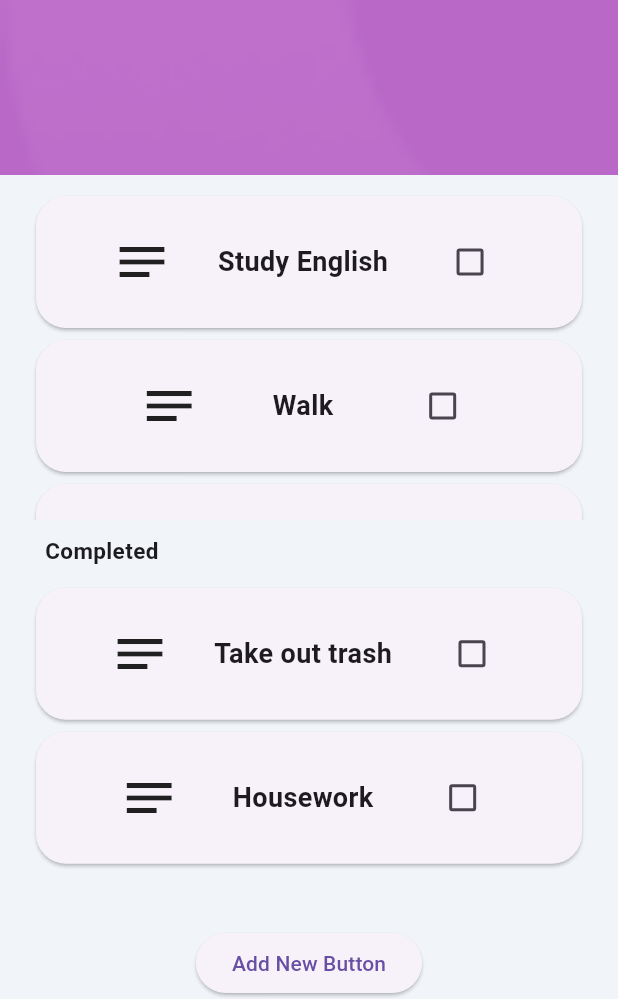
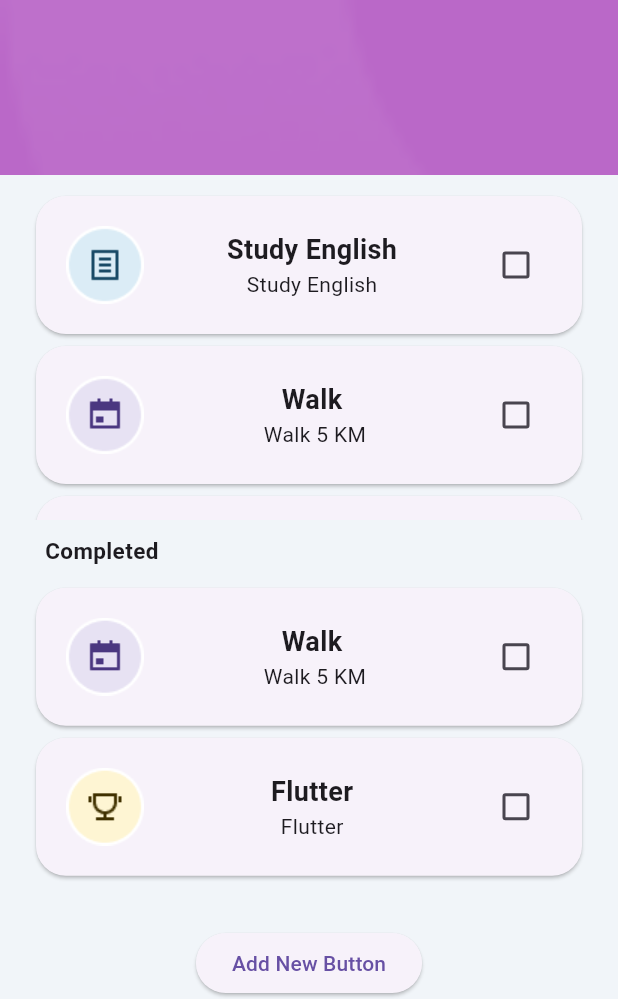
Before and after one commit to senadurgutt/todo_app, a Flutter app: the screen it shows after launch, on a phone screen of 412 x 824 dp, the part 237-1236 px from its top. Run offline on Flutter 3.47's test engine with Material 3 defaults, Android fonts, the phone set to English and light mode, and no system bars; our stand-ins replace hexcolor.

Commit message:
added descriptions and icons  with Models

```diff
--- /dev/null
+++ b/lib/constans/tasktype.dart
@@ -0,0 +1,6 @@
+enum TaskType {
+  // int değerlerin String değer tutması
+  note,
+  calendar,
+  contest
+}
--- /dev/null
+++ b/lib/model/task.dart
@@ -0,0 +1,14 @@
+import 'package:todo_app/constans/tasktype.dart';
+
+class Task {
+  Task({
+    required this.type,
+    required this.title,
+    required this.description,
+    required this.isCompleted,
+  });
+  final TaskType type;
+  final String title;
+  final String description;
+  final bool isCompleted;
+}
--- a/lib/screens/add_new_task.dart
+++ b/lib/screens/add_new_task.dart
@@ -1,5 +1,3 @@
-import 'dart:ffi';
-
 import 'package:flutter/material.dart';
 import 'package:hexcolor/hexcolor.dart';
 import 'package:todo_app/constans/color.dart';
--- a/lib/screens/home.dart
+++ b/lib/screens/home.dart
@@ -1,6 +1,8 @@
 import 'package:flutter/material.dart';
 import 'package:hexcolor/hexcolor.dart';
 import 'package:todo_app/constans/color.dart';
+import 'package:todo_app/constans/tasktype.dart';
+import 'package:todo_app/model/task.dart';
 import 'package:todo_app/screens/add_new_task.dart';
 import 'package:todo_app/todoitem.dart';
 
@@ -10,9 +12,46 @@ class HomeScreen extends StatefulWidget {
   @override
   State<HomeScreen> createState() => _HomeScreenState();
 }
+
 class _HomeScreenState extends State<HomeScreen> {
-  List<String> todo = ["Study English", "Walk", "Flutter"];
-  List<String> completed = ["Take out trash", "Housework"];
+  // List<String> todo = ["Study English", "Walk", "Flutter"];
+  // List<String> completed = ["Take out trash", "Housework"];
+
+  List<Task> todo = [
+    Task(
+      type: TaskType.note,
+      title: "Study English",
+      description: "Study English",
+      isCompleted: false,
+    ),
+    Task(
+      type: TaskType.calendar,
+      title: "Walk",
+      description: " Walk 5 KM",
+      isCompleted: true,
+    ),
+    Task(
+      type: TaskType.contest,
+      title: "Flutter",
+      description: "Flutter",
+      isCompleted: false,
+    ),
+  ];
+
+  List<Task> completed = [
+    Task(
+      type: TaskType.calendar,
+      title: "Walk",
+      description: " Walk 5 KM",
+      isCompleted: true,
+    ),
+    Task(
+      type: TaskType.contest,
+      title: "Flutter",
+      description: "Flutter",
+      isCompleted: false,
+    ),
+  ];
 
   @override
   Widget build(BuildContext context) {
@@ -72,7 +111,7 @@ class _HomeScreenState extends State<HomeScreen> {
                           true, //ListView.builderın kendine ait alanla sınırlı kalmasını sağlıyor
                       itemCount: todo.length,
                       itemBuilder: (context, index) {
-                        return TodoItem(title: todo[index]);
+                        return TodoItem(task: todo[index],);
                       },
                     ),
                   ),
@@ -100,17 +139,19 @@ class _HomeScreenState extends State<HomeScreen> {
                     primary: false,
                     itemCount: completed.length,
                     itemBuilder: (context, index) {
-                      return TodoItem(title: completed[index]);
+                      return TodoItem(task: completed[index]);
                     },
                   )),
                 ),
               ),
 
-              ElevatedButton(onPressed: () {
-                Navigator.of(context).push(
-                  MaterialPageRoute(builder: (context) => AddNewTask(), )
-                );
-              }, child: Text("Add New Button"))
+              ElevatedButton(
+                  onPressed: () {
+                    Navigator.of(context).push(MaterialPageRoute(
+                      builder: (context) => AddNewTask(),
+                    ));
+                  },
+                  child: Text("Add New Button"))
             ],
           ),
         ),
--- a/lib/todoitem.dart
+++ b/lib/todoitem.dart
@@ -1,15 +1,17 @@
 import 'package:flutter/material.dart';
+import 'package:todo_app/constans/tasktype.dart';
+import 'package:todo_app/model/task.dart';
 
 class TodoItem extends StatefulWidget {
-  const TodoItem({super.key, required this.title});
-  final String title;
+  const TodoItem({super.key, required this.task});
+  final Task task;
 
   @override
   State<TodoItem> createState() => _TodoItemState();
 }
 
 class _TodoItemState extends State<TodoItem> {
-    bool isChecked = false;
+  bool isChecked = false;
 
   @override
   Widget build(BuildContext context) {
@@ -20,10 +22,22 @@ class _TodoItemState extends State<TodoItem> {
         child: Row(
           mainAxisAlignment: MainAxisAlignment.spaceEvenly,
           children: [
-            Icon(Icons.notes_outlined, size: 40),
-            Text(
-              widget.title,
-              style: TextStyle(fontWeight: FontWeight.bold, fontSize: 18),
+            // ternary operation:    if(a==5) {burası çalışır} ----> a==5 ? Dogruysa burası : Yanlışsa burası çalışır
+            widget.task.type == TaskType.note
+                ? Image.asset("lib/assets/images/Category.png")
+                : widget.task.type == TaskType.contest
+                    ? Image.asset("lib/assets/images/Category 3.png")
+                    : Image.asset("lib/assets/images/Category2.png"),
+            Expanded(
+              child: Column(
+                children: [
+                  Text(
+                    widget.task.title,
+                    style: TextStyle(fontWeight: FontWeight.bold, fontSize: 18),
+                  ),
+                  Text(widget.task.description),
+                ],
+              ),
             ),
             Checkbox(
                 value: isChecked,
```
